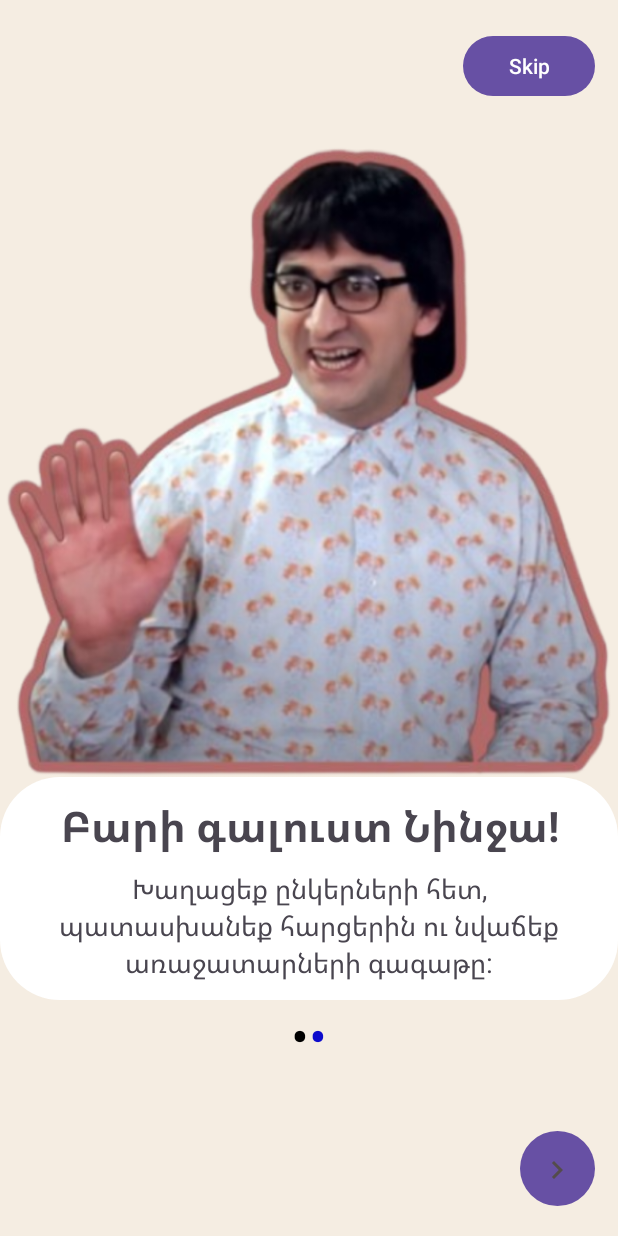
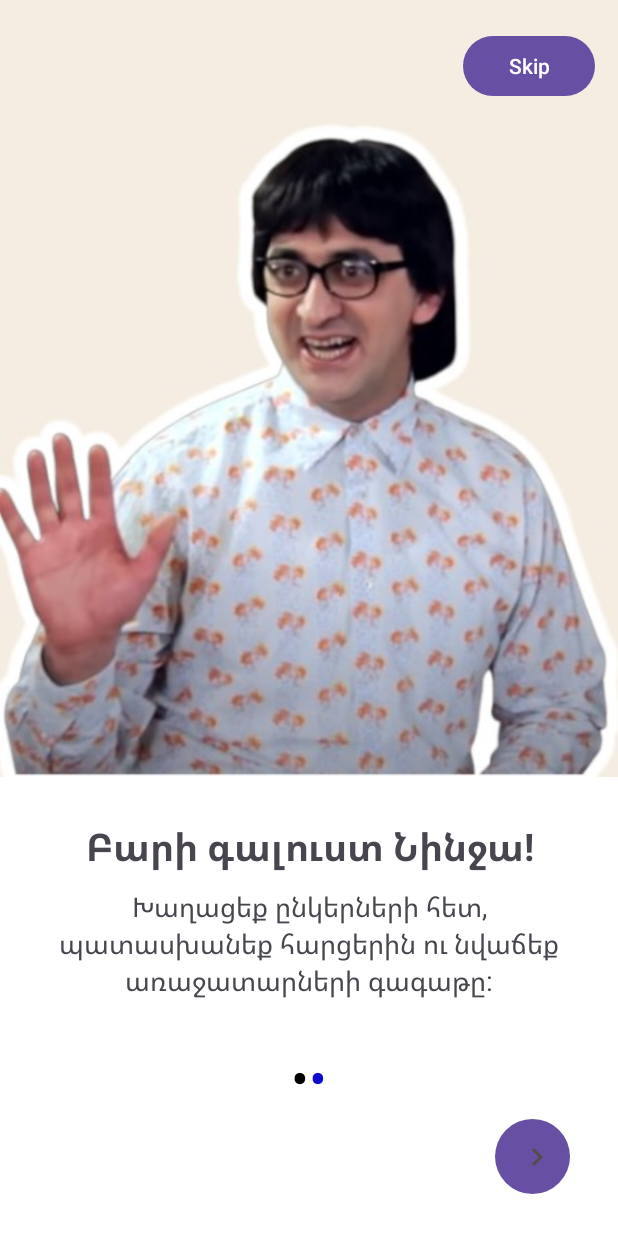
Before and after one commit to lilithhakobyan/Ninja, an Android app: the screen it shows after launch (WelcomeActivity), on a phone screen of 412 x 824 dp. Run offline under Robolectric (Android 15) with nearby library versions, the phone set to English and light mode, and no system bars.

Commit message:
Welcome update

```diff
--- a/app/src/main/java/com/example/ninja/ViewPagerAdapter.java
+++ b/app/src/main/java/com/example/ninja/ViewPagerAdapter.java
@@ -14,7 +14,7 @@ public class ViewPagerAdapter extends PagerAdapter {
     private final Context context;
     private final int[] sliderAllImages = {
             R.drawable.adzik,
-            R.drawable.start
+            R.drawable.vardan
     };
 
     private final int[] sliderAllTitle = {
--- /dev/null
+++ b/app/src/main/res/drawable/rounded_bottom.xml
@@ -0,0 +1,5 @@
+<?xml version="1.0" encoding="utf-8"?>
+<shape xmlns:android="http://schemas.android.com/apk/res/android">
+    <solid android:color="@android:color/white" />
+    <corners android:topLeftRadius="20dp" android:topRightRadius="20dp" />
+</shape>
--- a/app/src/main/res/layout/activity_welcome.xml
+++ b/app/src/main/res/layout/activity_welcome.xml
@@ -6,8 +6,26 @@
     android:id="@+id/main"
     android:layout_width="match_parent"
     android:layout_height="match_parent"
-    android:background="@color/bg"
     tools:context=".WelcomeActivity">
+
+    <!-- Top half of the screen (White) -->
+    <View
+        android:id="@+id/topView"
+        android:layout_width="match_parent"
+        android:layout_height="0dp"
+        android:background="@color/bg"
+        app:layout_constraintTop_toTopOf="parent"
+        app:layout_constraintBottom_toTopOf="@id/bottomView" />
+
+    <!-- Bottom half of the screen (Beige) -->
+    <View
+        android:id="@+id/bottomView"
+        android:layout_width="match_parent"
+        android:layout_height="0dp"
+        android:background="@drawable/rounded_bottom"
+        app:layout_constraintTop_toBottomOf="@id/topView"
+        app:layout_constraintBottom_toBottomOf="parent" />
+
 
     <!-- Skip Button -->
     <Button
@@ -23,15 +41,17 @@
         app:layout_constraintEnd_toEndOf="parent"
         app:layout_constraintTop_toTopOf="parent" />
 
-    <!-- ViewPager for Slides -->
+    <!-- ViewPager2 for Slides -->
     <androidx.viewpager.widget.ViewPager
         android:id="@+id/slideViewPager"
         android:layout_width="match_parent"
         android:layout_height="0dp"
+        android:contentDescription="Swipe through the slides"
         app:layout_constraintTop_toBottomOf="@id/skipButton"
         app:layout_constraintBottom_toTopOf="@id/dotIndicator"
         app:layout_constraintStart_toStartOf="parent"
         app:layout_constraintEnd_toEndOf="parent" />
+
 
     <!-- Back Button -->
     <Button
@@ -51,23 +71,25 @@
         android:id="@+id/nextButton"
         android:layout_width="50dp"
         android:layout_height="50dp"
+        android:backgroundTint="@color/blue"
+        android:layout_marginEnd="32dp"
+        android:layout_marginBottom="28dp"
         android:background="@drawable/btn_circle"
-        android:drawableTop="@drawable/baseline_navigate_next_24"
+        android:drawableEnd="@drawable/baseline_navigate_next_24"
+        android:gravity="center"
         android:padding="10dp"
-        android:gravity="center"
-        android:layout_marginBottom="20dp"
-        android:layout_marginEnd="15dp"
         app:layout_constraintBottom_toBottomOf="parent"
         app:layout_constraintEnd_toEndOf="parent" />
 
-    <!-- Dot Indicator for Slider -->
+    <!-- Dot Indicator -->
     <LinearLayout
         android:id="@+id/dotIndicator"
         android:layout_width="wrap_content"
         android:layout_height="wrap_content"
         android:orientation="horizontal"
-        android:layout_marginBottom="40dp"
+        android:layout_marginBottom="4dp"
         app:layout_constraintBottom_toTopOf="@id/nextButton"
         app:layout_constraintEnd_toEndOf="parent"
         app:layout_constraintStart_toStartOf="parent" />
+
 </androidx.constraintlayout.widget.ConstraintLayout>
--- a/app/src/main/res/layout/slider_screen.xml
+++ b/app/src/main/res/layout/slider_screen.xml
@@ -19,7 +19,6 @@
         android:id="@+id/whiteBackground"
         android:layout_width="0dp"
         android:layout_height="0dp"
-        android:background="@drawable/rounded_white_bg"
         app:layout_constraintTop_toBottomOf="@id/sliderImage"
         app:layout_constraintStart_toStartOf="parent"
         app:layout_constraintEnd_toEndOf="parent"
@@ -42,7 +41,7 @@
             android:layout_height="wrap_content"
             android:text="@string/screen1"
             android:gravity="center"
-            android:textSize="28sp"
+            android:textSize="25sp"
             android:textStyle="bold"/>
 
         <TextView
--- a/app/src/main/res/values/strings.xml
+++ b/app/src/main/res/values/strings.xml
@@ -8,5 +8,5 @@
     <string name="screen2">Արի տեսնենք՝ կկարողանաս պատասխանել</string>
     <string name="screen1desc">Խաղացեք ընկերների հետ, պատասխանեք հարցերին ու նվաճեք առաջատարների գագաթը:</string>
     <string name="screen2desc">Հայկական հումոր, լեգենդար տեսարաններ ու մեմեր՝ մեկ վայրում: </string>
-    <string name="startDesc">Create a long video or shorts and upload on youtube. Interact with your subscribers on youtube live.</string>
+
 </resources>
```
Also changed, not shown: app/src/main/java/com/example/ninja/StartActivity.java (+0 -7 lines), app/src/main/res/layout/activity_start.xml (+33 -35 lines), app/src/main/res/drawable/adzik.jpg (added), app/src/main/res/drawable/adzik.png (deleted), app/src/main/res/drawable/vardan.jpg (added).
